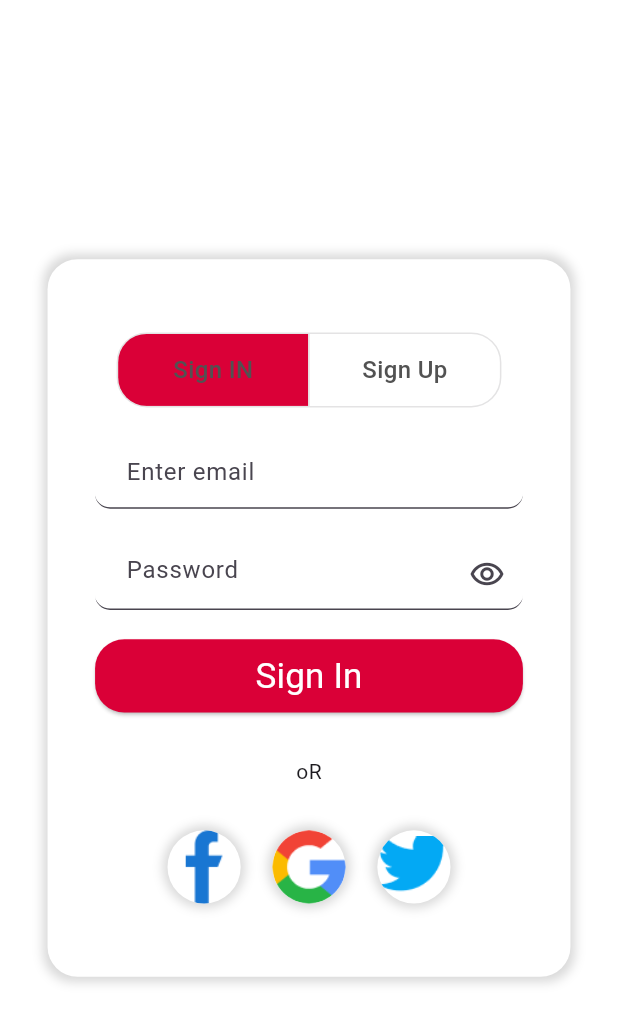
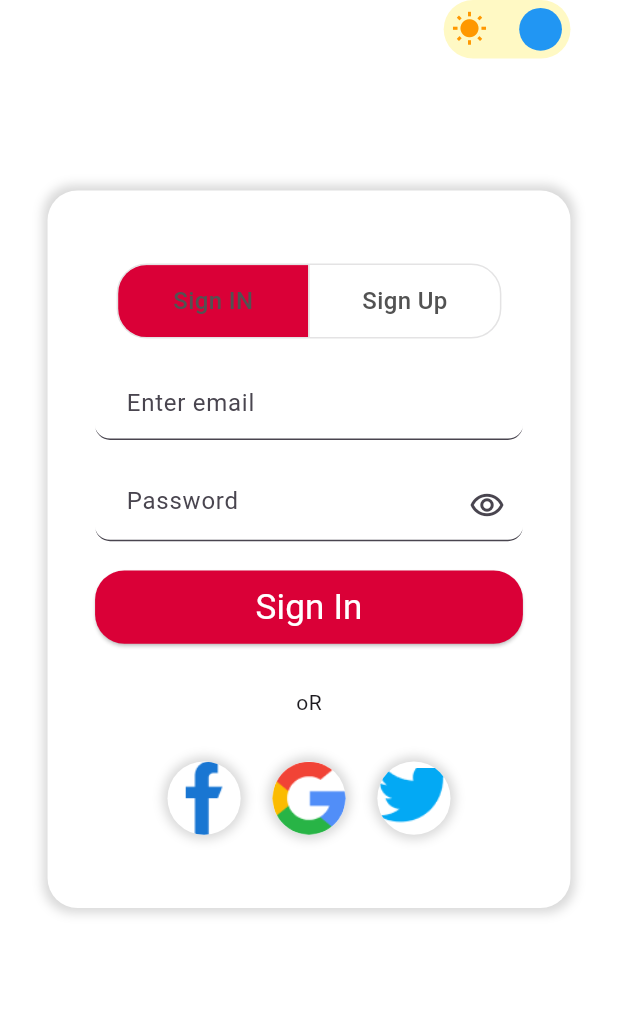
Before and after one commit to MohamedTaha-flutter/manga_app, a Flutter app: the screen it shows after launch, on a phone screen of 412 x 824 dp. Shown: the top 1023 px of the screen. Run offline on Flutter 3.47's test engine with Material 3 defaults, Android fonts, the light colour scheme and no system bars; our stand-ins replace flutter_screenutil.

Commit message:
add theme mode switch button

```diff
--- /dev/null
+++ b/lib/core/widget/switch_bttton.dart
@@ -0,0 +1,63 @@
+import 'package:flutter/material.dart%20';
+import 'package:flutter_screenutil/flutter_screenutil.dart';
+
+class SunMoonSwitch extends StatefulWidget {
+  const SunMoonSwitch({super.key});
+
+  @override
+  _SunMoonSwitchState createState() => _SunMoonSwitchState();
+}
+
+class _SunMoonSwitchState extends State<SunMoonSwitch> {
+  bool isSun = true;
+
+  @override
+  Widget build(BuildContext context) {
+    return GestureDetector(
+      onTap: () {
+        setState(() {
+          isSun = !isSun;
+        });
+      },
+      child: AnimatedContainer(
+        duration: Duration(milliseconds: 300),
+        width: 80.w,
+        height: 40.h,
+        padding: EdgeInsets.all(5.w),
+        decoration: BoxDecoration(
+          borderRadius: BorderRadius.circular(20.r),
+          color: isSun ? Colors.yellow[100] : Colors.blue[100],
+        ),
+        child: Stack(
+          alignment: Alignment.center,
+          children: [
+            Align(
+              alignment: isSun ? Alignment.centerLeft : Alignment.centerRight,
+              child: AnimatedSwitcher(
+                duration: Duration(milliseconds: 300),
+                transitionBuilder: (child, animation) =>
+                    ScaleTransition(scale: animation, child: child),
+                child: isSun
+                    ? Icon(Icons.wb_sunny,
+                        key: ValueKey('sun'), color: Colors.orange)
+                    : Icon(Icons.nightlight_round,
+                        key: ValueKey('moon'), color: Colors.blue),
+              ),
+            ),
+            Align(
+              alignment: isSun ? Alignment.centerRight : Alignment.centerLeft,
+              child: Container(
+                width: 30.r,
+                height: 30.r,
+                decoration: BoxDecoration(
+                  shape: BoxShape.circle,
+                  color: isSun ? Colors.blue : Colors.yellow,
+                ),
+              ),
+            ),
+          ],
+        ),
+      ),
+    );
+  }
+}
--- a/lib/featuer/auth/presentation/view/auth_view.dart
+++ b/lib/featuer/auth/presentation/view/auth_view.dart
@@ -6,6 +6,7 @@ import 'package:mangaat_app/featuer/auth/presentation/view/sign_in_view.dart';
 import 'package:mangaat_app/featuer/auth/presentation/view/sign_up_view.dart';
 import 'package:mangaat_app/featuer/auth/presentation/widget/custom_tet_foem_field.dart';
 import 'package:mangaat_app/featuer/auth/presentation/widget/social_media_icon.dart';
+import 'package:mangaat_app/core/widget/switch_bttton.dart';
 
 class AuthView extends StatefulWidget {
   const AuthView({super.key});
@@ -21,13 +22,18 @@ class _AuthViewState extends State<AuthView> {
     return Scaffold(
       backgroundColor: Colors.white,
       body: SafeArea(
-        child: Center(
         child: Padding(
           padding: EdgeInsets.symmetric(horizontal: 30.0.w),
           child: SingleChildScrollView(
             child: Column(
-                mainAxisAlignment: MainAxisAlignment.center,
               children: [
+                Row(
+                  mainAxisAlignment: MainAxisAlignment.end,
+                  children: [
+                    SunMoonSwitch(),
+                  ],
+                ),
+                SizedBox(height: 90.h,),
                 Container(
                   decoration: BoxDecoration(
                     color: Colors.white,
@@ -92,7 +98,6 @@ class _AuthViewState extends State<AuthView> {
           ),
         ),
       ),
-      ),
     );
   }
 
--- a/lib/main.dart
+++ b/lib/main.dart
@@ -12,14 +12,17 @@ class MyApp extends StatelessWidget {
   @override
   Widget build(BuildContext context) {
     return ScreenUtilInit(
-      designSize: const Size(390, 844),
-      minTextAdapt: true,
-      splitScreenMode: true,
+      designSize: const Size(390, 844), // Set the design size for responsive design
+      minTextAdapt: true, // Enable text adaptation
+      splitScreenMode: true, // Enable split-screen mode for tablets
       builder: (context, child) {
         return MaterialApp(
           title: 'Manga App',
-          debugShowCheckedModeBanner: false,
-          home: const SplashView(),
+          themeMode: ThemeMode.light, // Set the theme mode to light
+          theme: ThemeData.light(), // Define light theme
+          darkTheme: ThemeData.dark(), // Define dark theme
+          debugShowCheckedModeBanner: false, // Hide debug banner
+          home: const SplashView(), // Set the home widget
         );
       },
     );
```
Lines whose indentation alone changed are shown as unchanged.
